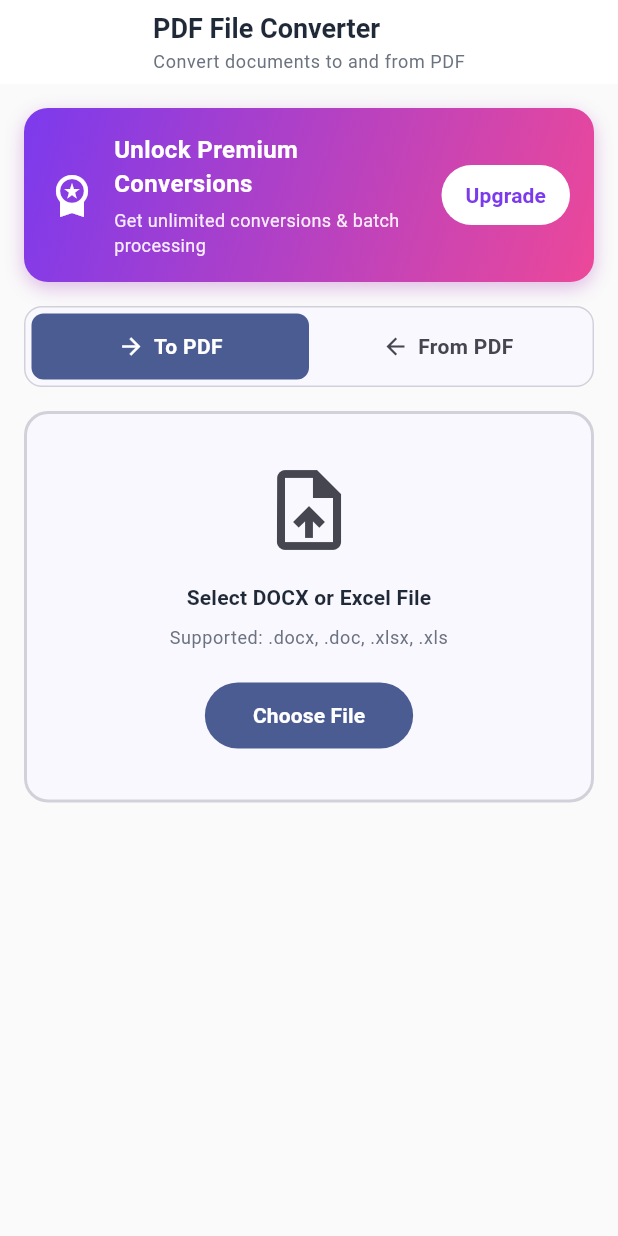
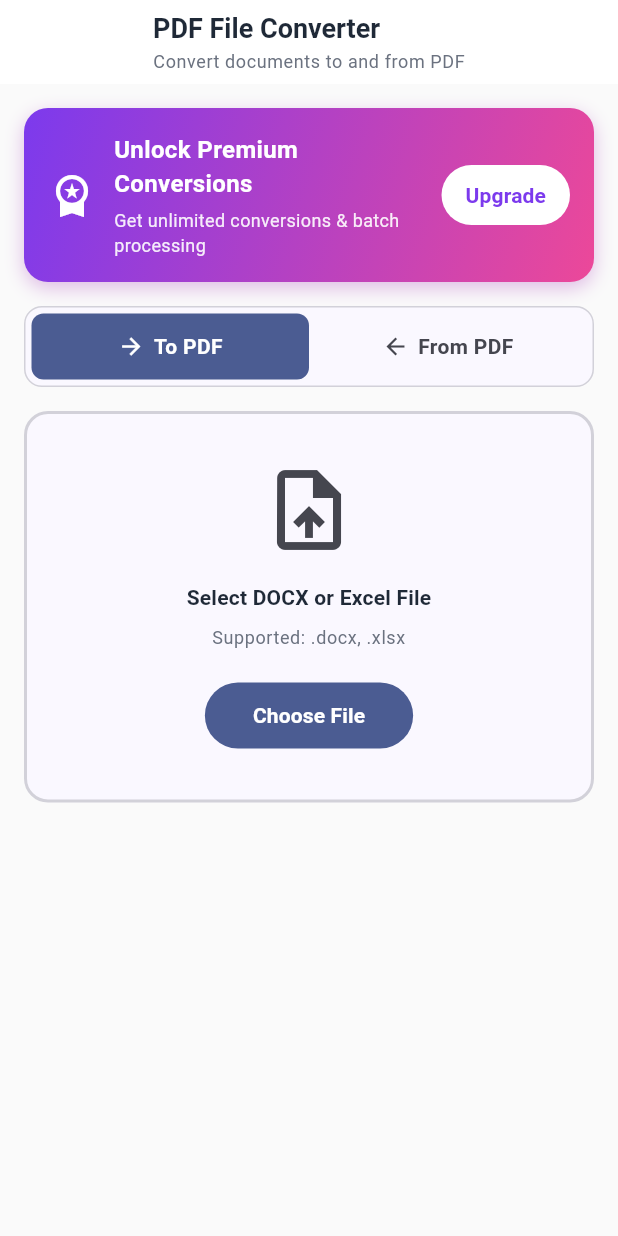
Before and after one commit to vihahb/pdf_professional_flutter, a Flutter app: the ConverterScreen screen opened directly, after a tap on "Select DOCX or Excel File", on a phone screen of 412 x 824 dp. Run offline on Flutter 3.47's test engine with Material 3 defaults, Android fonts, the phone set to English and light mode, and no system bars; our stand-ins replace camera, file_picker, google_mobile_ads, hive_flutter, image_cropper, image_picker and 4 more; missing offline and left inert: excel, syncfusion_flutter_pdfviewer; accounts and stored records are empty; network calls fail.

Commit message:
Fix Excel to PDF conversion error by restricting to .xlsx format only
- Remove support for legacy .xls format (not supported by excel package v4.0.6)
- Remove support for legacy .doc format (only .docx is supported)
- Add file extension validation before conversion attempts
- Provide clear error messages when unsupported formats are used
- Update UI to reflect only .docx and .xlsx as supported formats
- Update file picker to only allow supported extensions

This fixes the "Unsupported operation: Excel format unsupported" error
that occurred when users tried to convert .xls files.

```diff
--- a/lib/screens/converter_screen.dart
+++ b/lib/screens/converter_screen.dart
@@ -30,7 +30,7 @@ class _ConverterScreenState extends State<ConverterScreen> {
       'label': 'DOCX to PDF',
       'description': 'Convert Word documents',
       'premium': false,
-      'extensions': ['docx', 'doc'],
+      'extensions': ['docx'],
     },
     {
       'id': 'excel_to_pdf',
@@ -38,7 +38,7 @@ class _ConverterScreenState extends State<ConverterScreen> {
       'label': 'Excel to PDF',
       'description': 'Convert spreadsheets',
       'premium': false,
-      'extensions': ['xlsx', 'xls'],
+      'extensions': ['xlsx'],
     },
   ];
 
@@ -77,7 +77,7 @@ class _ConverterScreenState extends State<ConverterScreen> {
         // Pick DOCX or Excel files
         result = await FilePicker.platform.pickFiles(
           type: FileType.custom,
-          allowedExtensions: ['docx', 'doc', 'xlsx', 'xls'],
+          allowedExtensions: ['docx', 'xlsx'],
         );
       } else {
         // Pick PDF files
@@ -562,7 +562,7 @@ class _ConverterScreenState extends State<ConverterScreen> {
                               const SizedBox(height: 8),
                               Text(
                                 _conversionMode == 'to_pdf'
-                                    ? 'Supported: .docx, .doc, .xlsx, .xls'
+                                    ? 'Supported: .docx, .xlsx'
                                     : 'Supported: .pdf',
                                 style: textTheme.bodySmall,
                                 textAlign: TextAlign.center,
```
Also changed, not shown: lib/services/conversion_service.dart (+19 -1 lines).
